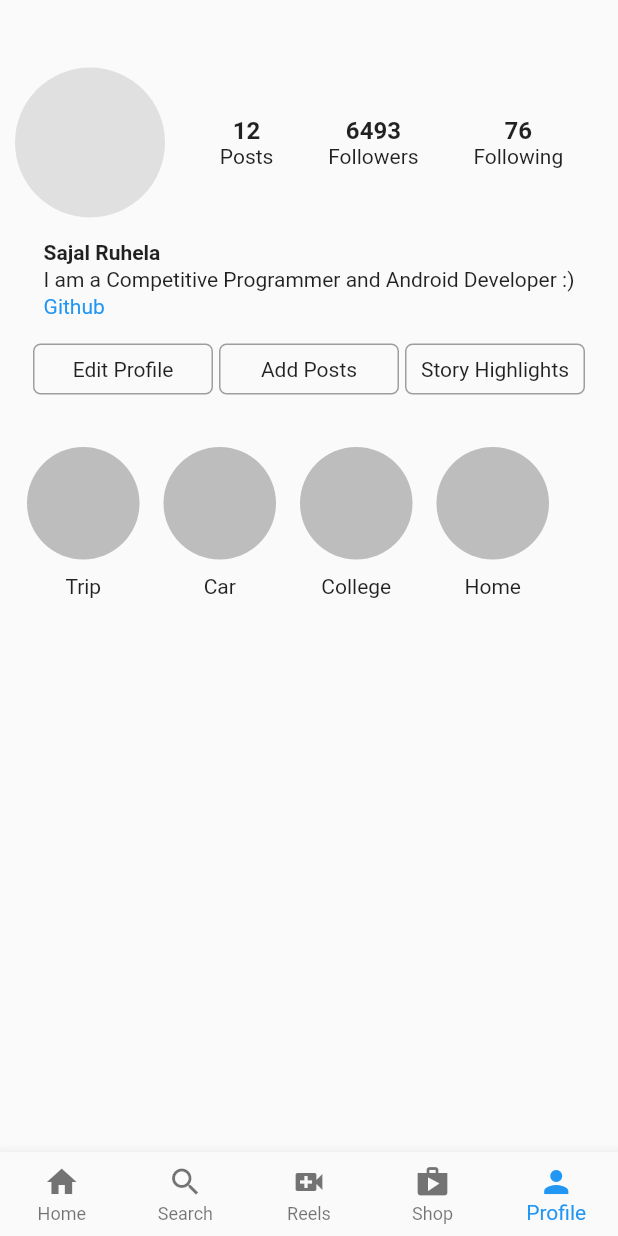
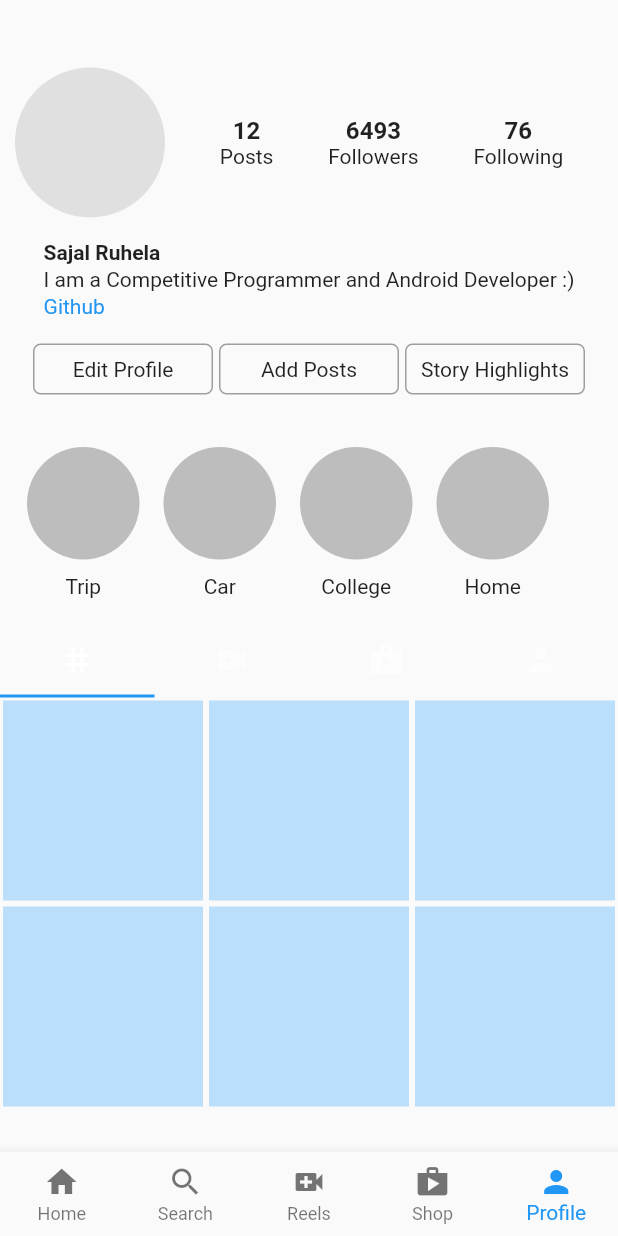
Before and after one commit to SajalRuhela017/Sociogram---Front-end, a Flutter app: the screen it shows after launch, item 5 of the bottom bar chosen, on a phone screen of 412 x 824 dp. Run offline on Flutter 3.47's test engine with Material 2 defaults, Android fonts, the phone set to English and light mode, and no system bars.

Commit message:
Final Commit

```diff
--- a/lib/account.dart
+++ b/lib/account.dart
@@ -1,10 +1,16 @@
 import 'package:flutter/material.dart';
+import 'package:sociogram/util/account_tab1.dart';
+import 'package:sociogram/util/account_tab2.dart';
+import 'package:sociogram/util/account_tab3.dart';
+import 'package:sociogram/util/account_tab4.dart';
 import 'package:sociogram/util/bubble_stories.dart';
 
 class UserAccount extends StatelessWidget {
   @override
   Widget build(BuildContext context) {
-    return Scaffold(
+    return DefaultTabController(
+      length: 4,
+      child: Scaffold(
         body: Column(
           children: [
             Padding(
@@ -136,8 +142,35 @@ class UserAccount extends StatelessWidget {
                 ],
               ),
             ),
+            TabBar(
+              tabs: [
+                Tab(
+                  icon: Icon(Icons.grid_3x3_outlined),
+                ),
+                Tab(
+                  icon: Icon(Icons.video_call),
+                ),
+                Tab(
+                  icon: Icon(Icons.shop),
+                ),
+                Tab(
+                  icon: Icon(Icons.person),
+                ),
+              ],
+            ),
+            Expanded(
+              child: TabBarView(
+                children: [
+                  AccountTab1(),
+                  AccountTab2(),
+                  AccountTab3(),
+                  AccountTab4(),
+                ],
+              ),
+            )
           ],
         )
+      ),
     );
   }
 }
--- a/lib/pages/home.dart
+++ b/lib/pages/home.dart
@@ -27,7 +27,11 @@ class UserHome extends StatelessWidget {
             ),
             Row(
               children: [
-                Icon(Icons.add),
+                GestureDetector(
+                  onTap: () {
+
+                  },
+                  child: Icon(Icons.add)),
                 Padding(
                   padding: const EdgeInsets.all(16.0),
                   child: Icon(Icons.favorite),
--- /dev/null
+++ b/lib/util/account_tab1.dart
@@ -0,0 +1,22 @@
+import 'package:flutter/material.dart';
+
+class AccountTab1 extends StatelessWidget {
+  final List<String> userPosts = [];
+
+  @override
+  Widget build(BuildContext context) {
+    return GridView.builder(
+      itemCount: 6,
+      gridDelegate:
+      SliverGridDelegateWithFixedCrossAxisCount(crossAxisCount: 3),
+      itemBuilder: (context, index) {
+        return Padding(
+          padding: const EdgeInsets.all(2.0),
+          child: Container(
+            color: Colors.blue[100],
+          ),
+        );
+      },
+    );
+  }
+}
```
Also changed, not shown: lib/util/account_tab2.dart (added, +22 -0 lines), lib/util/account_tab3.dart (added, +22 -0 lines), lib/util/account_tab4.dart (added, +22 -0 lines), 2 other files. Lines whose indentation alone changed are shown as unchanged.
